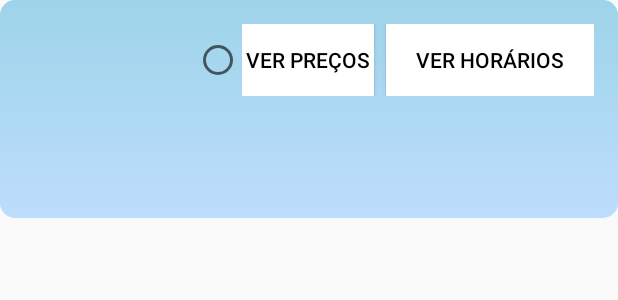
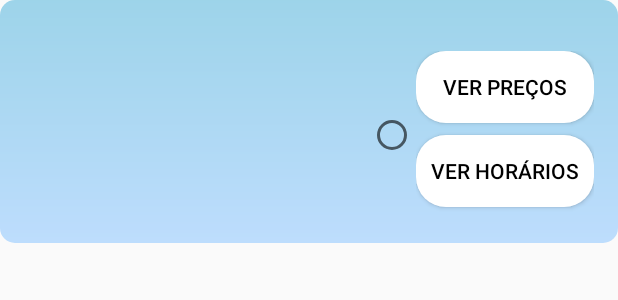
Before and after one commit to duartemiguel30/DAI_TUB, an Android app: the layout item_rota.xml on its own in the app's theme, with its tools: preview values and no code run, on a phone screen of 412 x 824 dp. Shown: the top 300 px of the screen. Run offline under Robolectric (Android 15) with nearby library versions, the phone set to English and light mode, and no system bars.

Commit message:
filtro corrigido

```diff
--- a/app/src/main/java/com/example/dai_tub/RotaAdapter.java
+++ b/app/src/main/java/com/example/dai_tub/RotaAdapter.java
@@ -10,11 +10,13 @@ import android.widget.RadioButton;
 import android.widget.TextView;
 import androidx.annotation.NonNull;
 import androidx.recyclerview.widget.RecyclerView;
+import java.util.ArrayList;
 import java.util.List;
 
 public class RotaAdapter extends RecyclerView.Adapter<RotaAdapter.RotaViewHolder> {
 
     private List<Rota> listaRotas;
+    private List<Rota> listaRotasCompleta;
     private OnItemClickListener listener;
     private Context context;
     private int selectedPosition = RecyclerView.NO_POSITION;
@@ -22,6 +24,7 @@ public class RotaAdapter extends RecyclerView.Adapter<RotaAdapter.RotaViewHolder
     public RotaAdapter(Context context, List<Rota> listaRotas, OnItemClickListener listener) {
         this.context = context;
         this.listaRotas = listaRotas;
+        this.listaRotasCompleta = new ArrayList<>(listaRotas); // Inicializar a lista completa
         this.listener = listener;
     }
 
@@ -42,6 +45,9 @@ public class RotaAdapter extends RecyclerView.Adapter<RotaAdapter.RotaViewHolder
         holder.itemView.setOnClickListener(new View.OnClickListener() {
             @Override
             public void onClick(View v) {
+                notifyItemChanged(selectedPosition);
+                selectedPosition = position;
+                notifyItemChanged(selectedPosition);
                 listener.onItemClick(rota, position);
             }
         });
--- /dev/null
+++ b/app/src/main/res/drawable/rounded_button2.xml
@@ -0,0 +1,6 @@
+<!-- rounded_button.xml -->
+<shape xmlns:android="http://schemas.android.com/apk/res/android"
+    android:shape="rectangle">
+    <corners android:radius="20dp" /> <!-- Defina o raio desejado para arredondar os cantos -->
+    <solid android:color="#FFFFFF" /> <!-- Cor de fundo do botão -->
+</shape>
--- a/app/src/main/res/layout/item_rota.xml
+++ b/app/src/main/res/layout/item_rota.xml
@@ -50,7 +50,8 @@
     <LinearLayout
         android:layout_width="wrap_content"
         android:layout_height="wrap_content"
-        android:orientation="horizontal">
+        android:orientation="horizontal"
+        android:layout_marginTop="18dp">
 
         <RadioButton
             android:id="@+id/radioButtonSelecao"
@@ -61,32 +62,43 @@
         <LinearLayout
             android:layout_width="wrap_content"
             android:layout_height="wrap_content"
-            android:orientation="horizontal">
+            android:orientation="vertical">
+
+            <LinearLayout
+                android:layout_width="wrap_content"
+                android:layout_height="wrap_content"
+                android:orientation="vertical"
+                android:gravity="center_vertical">
 
                 <Button
                     android:id="@+id/btnVerPrecos"
-                android:layout_width="0dp"
+                    android:layout_width="match_parent"
                     android:layout_height="wrap_content"
-                android:layout_weight="1"
                     android:text="Ver Preços"
                     android:textColor="@android:color/black"
-                android:background="#FFFFFF"
-                />
+                    android:layout_marginBottom="8dp"
+                    android:paddingStart="10dp"
+                    android:paddingEnd="10dp"
+                    android:paddingTop="8dp"
+                    android:paddingBottom="8dp"
+                    android:background="@drawable/rounded_button2"
+                    android:radius="30dp"/>
 
                 <Button
                     android:id="@+id/btnVerHorarios"
-                android:layout_width="0dp"
+                    android:layout_width="match_parent"
                     android:layout_height="wrap_content"
-                android:layout_weight="1"
                     android:text="Ver Horários"
                     android:textColor="@android:color/black"
-                android:background="#FFFFFF"
-                android:layout_marginLeft="8dp"
-                android:paddingStart="20dp"
-                android:paddingEnd="20dp"
-                android:paddingTop="10dp"
-                android:paddingBottom="10dp"/>
+                    android:background="@drawable/rounded_button2"
+                    android:layout_marginBottom="8dp"
+                    android:paddingStart="10dp"
+                    android:paddingEnd="10dp"
+                    android:paddingTop="8dp"
+                    android:paddingBottom="8dp"
+                    android:radius="30dp"/>
+
             </LinearLayout>
         </LinearLayout>
-
     </LinearLayout>
+</LinearLayout>
--- a/app/src/main/res/layout/menuprincipal.xml
+++ b/app/src/main/res/layout/menuprincipal.xml
@@ -25,6 +25,7 @@
             android:padding="10dp"
             android:onClick="toggleMenu" />
 
+        <!-- Botão de perfil -->
         <Button
             android:id="@+id/profileButton"
             android:layout_width="wrap_content"
@@ -129,7 +130,7 @@
                     android:background="@drawable/edittext_border"
                     android:hint="Para onde deseja ir?"
                     android:padding="10dp"
-                    android:textColor="#FFFFFF" />
+                    android:textColor="#000000" />
 
                 <Button
                     android:id="@+id/searchButton"
@@ -141,7 +142,7 @@
                     android:onClick="performSearch"
                     android:scaleType="center"
                     android:padding="16dp"
-                    android:textColor="#FFFFFF"
+                    android:textColor="#000000"
                     android:layout_marginStart="8dp"/>
 
             </LinearLayout>
```
Also changed, not shown: app/src/main/java/com/example/dai_tub/DetalhesRotaActivity.java (+8 -28 lines), app/src/main/java/com/example/dai_tub/HorarioAdapter.java (added, +50 -0 lines), app/src/main/java/com/example/dai_tub/MenuPrincipalActivity.java (+25 -2 lines), app/src/main/java/com/example/dai_tub/Rota.java (+9 -0 lines), app/src/main/java/com/example/dai_tub/RotasActivity.java (+47 -4 lines), app/src/main/res/layout/detalhes_rota_activity.xml (+17 -3 lines), app/src/main/res/layout/horario_item.xml (added, +11 -0 lines). Lines whose indentation alone changed are shown as unchanged.
